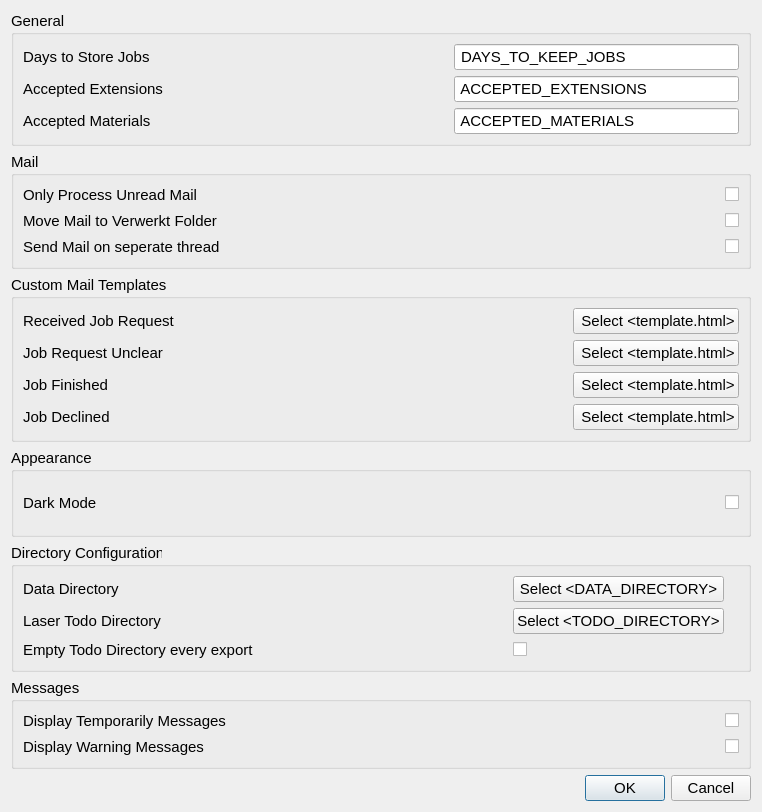
This is creator_administrator/printer/ui/settings_dialog.ui in GijsGroote/creator_administrator as Qt 5 draws it before an edit. The edited form follows.
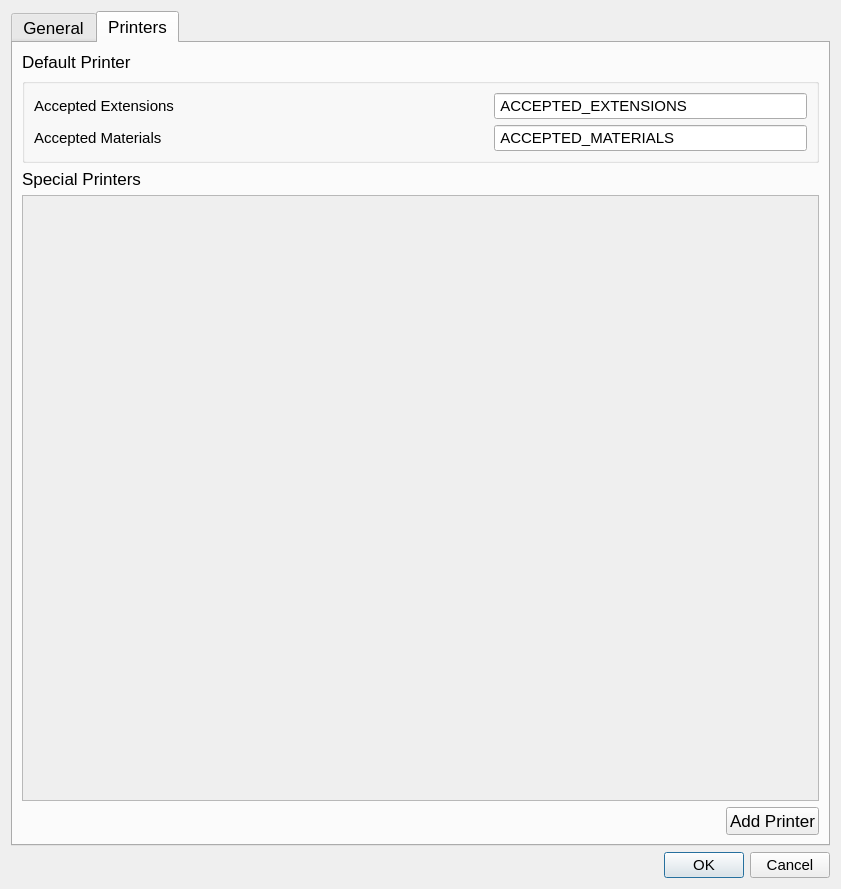
This is the edited form. The open tabs and pages were chosen to show the change. Custom widgets are drawn as their Qt base class.

```diff
--- a/creator_administrator/printer/ui/settings_dialog.ui
+++ b/creator_administrator/printer/ui/settings_dialog.ui
@@ -6,8 +6,8 @@
    <rect>
     <x>0</x>
     <y>0</y>
-    <width>762</width>
-    <height>812</height>
+    <width>841</width>
+    <height>889</height>
    </rect>
   </property>
   <property name="font">
@@ -20,170 +20,19 @@
   </property>
   <layout class="QVBoxLayout" name="verticalLayout_2">
    <item>
-    <widget class="QGroupBox" name="groupBox_3">
-     <property name="font">
-      <font>
-       <pointsize>11</pointsize>
-      </font>
-     </property>
-     <property name="title">
+    <layout class="QVBoxLayout" name="verticalLayout">
+     <item>
+      <widget class="QTabWidget" name="tabWidget">
+       <property name="currentIndex">
+        <number>0</number>
+       </property>
+       <widget class="QWidget" name="tab">
+        <attribute name="title">
       <string>General</string>
-     </property>
-     <layout class="QHBoxLayout" name="horizontalLayout_4">
+        </attribute>
+        <layout class="QHBoxLayout" name="horizontalLayout_7">
       <item>
-       <layout class="QGridLayout" name="gridLayout_5">
-        <item row="1" column="1">
-         <spacer name="horizontalSpacer_11">
-          <property name="font">
-           <font>
-            <pointsize>11</pointsize>
-           </font>
-          </property>
-          <property name="orientation">
-           <enum>Qt::Horizontal</enum>
-          </property>
-          <property name="sizeHint" stdset="0">
-           <size>
-            <width>40</width>
-            <height>20</height>
-           </size>
-          </property>
-         </spacer>
-        </item>
-        <item row="2" column="0">
-         <widget class="QLabel" name="label_14">
-          <property name="font">
-           <font>
-            <pointsize>11</pointsize>
-           </font>
-          </property>
-          <property name="toolTip">
-           <string>&lt;html&gt;&lt;head/&gt;&lt;body&gt;&lt;p&gt;List of commonly used Accepted Materials abbriviations. When the material abbriviation is in the Accepted Materials list it is automatically detected from the laser cut file name.&lt;/p&gt;&lt;p&gt;Fill in the list of Accepted Materials as &amp;quot;material abbriviation&amp;quot; seperated by comma's, example:&lt;/p&gt;&lt;p&gt;material1, material2, material3&lt;/p&gt;&lt;/body&gt;&lt;/html&gt;</string>
-          </property>
-          <property name="text">
-           <string>Accepted Materials</string>
-          </property>
-          <property name="buddy">
-           <cstring>acceptedMaterialsLineEdit</cstring>
-          </property>
-         </widget>
-        </item>
-        <item row="2" column="1">
-         <spacer name="horizontalSpacer_12">
-          <property name="font">
-           <font>
-            <pointsize>11</pointsize>
-           </font>
-          </property>
-          <property name="orientation">
-           <enum>Qt::Horizontal</enum>
-          </property>
-          <property name="sizeHint" stdset="0">
-           <size>
-            <width>40</width>
-            <height>20</height>
-           </size>
-          </property>
-         </spacer>
-        </item>
-        <item row="0" column="1">
-         <spacer name="horizontalSpacer_10">
-          <property name="font">
-           <font>
-            <pointsize>11</pointsize>
-           </font>
-          </property>
-          <property name="orientation">
-           <enum>Qt::Horizontal</enum>
-          </property>
-          <property name="sizeHint" stdset="0">
-           <size>
-            <width>40</width>
-            <height>20</height>
-           </size>
-          </property>
-         </spacer>
-        </item>
-        <item row="0" column="2">
-         <widget class="QLineEdit" name="daysToKeepJobsLineEdit">
-          <property name="font">
-           <font>
-            <pointsize>11</pointsize>
-           </font>
-          </property>
-          <property name="text">
-           <string> DAYS_TO_KEEP_JOBS </string>
-          </property>
-         </widget>
-        </item>
-        <item row="2" column="2">
-         <widget class="QLineEdit" name="acceptedMaterialsLineEdit">
-          <property name="font">
-           <font>
-            <pointsize>11</pointsize>
-           </font>
-          </property>
-          <property name="text">
-           <string> ACCEPTED_MATERIALS </string>
-          </property>
-         </widget>
-        </item>
-        <item row="0" column="0">
-         <widget class="QLabel" name="label_5">
-          <property name="font">
-           <font>
-            <pointsize>11</pointsize>
-           </font>
-          </property>
-          <property name="toolTip">
-           <string>&lt;html&gt;&lt;head/&gt;&lt;body&gt;&lt;p&gt;Number of days before a job and associated files are deleted.&lt;/p&gt;&lt;p&gt;Jobs will only be deleted from the Verwerkt or Afgekeurd folder. &lt;/p&gt;&lt;/body&gt;&lt;/html&gt;</string>
-          </property>
-          <property name="whatsThis">
-           <string/>
-          </property>
-          <property name="text">
-           <string>Days to Store Jobs</string>
-          </property>
-          <property name="buddy">
-           <cstring>daysToKeepJobsLineEdit</cstring>
-          </property>
-         </widget>
-        </item>
-        <item row="1" column="2">
-         <widget class="QLineEdit" name="acceptedExtentionsLineEdit">
-          <property name="font">
-           <font>
-            <pointsize>11</pointsize>
-           </font>
-          </property>
-          <property name="text">
-           <string> ACCEPTED_EXTENSIONS </string>
-          </property>
-         </widget>
-        </item>
-        <item row="1" column="0">
-         <widget class="QLabel" name="label_16">
-          <property name="font">
-           <font>
-            <pointsize>11</pointsize>
-           </font>
-          </property>
-          <property name="toolTip">
-           <string>&lt;html&gt;&lt;head/&gt;&lt;body&gt;&lt;p&gt;&lt;span style=&quot; font-size:14pt;&quot;&gt;Accepted file extensions for a laser job. A job must contain one file with an accepted extension. Fill in as .extension seperated by comma's, example:&lt;/span&gt;&lt;/p&gt;&lt;p&gt;&lt;span style=&quot; font-size:14pt;&quot;&gt;.extension1, .extension2, .extension3&lt;/span&gt;&lt;/p&gt;&lt;/body&gt;&lt;/html&gt;</string>
-          </property>
-          <property name="text">
-           <string>Accepted Extensions</string>
-          </property>
-          <property name="buddy">
-           <cstring>acceptedExtentionsLineEdit</cstring>
-          </property>
-         </widget>
-        </item>
-       </layout>
-      </item>
-     </layout>
-    </widget>
-   </item>
+          <layout class="QVBoxLayout" name="verticalLayout_4">
    <item>
     <widget class="QGroupBox" name="groupBox_4">
      <property name="font">
@@ -381,23 +230,37 @@
           </property>
          </widget>
         </item>
-        <item row="0" column="1">
-         <spacer name="horizontalSpacer_13">
+                <item row="2" column="0">
+                 <widget class="QLabel" name="label_15">
           <property name="font">
            <font>
             <pointsize>11</pointsize>
            </font>
           </property>
-          <property name="orientation">
-           <enum>Qt::Horizontal</enum>
-          </property>
-          <property name="sizeHint" stdset="0">
-           <size>
-            <width>433</width>
-            <height>26</height>
-           </size>
-          </property>
-         </spacer>
+                  <property name="toolTip">
+                   <string>Mail used when a print job is declined. 
+
+The mail pops up and can be modified before it is send.
+
+Inside this mail template:
+{sender_name} will be replaced with the senders name. </string>
+                  </property>
+                  <property name="text">
+                   <string>Job Declined</string>
+                  </property>
+                 </widget>
+                </item>
+                <item row="1" column="2">
+                 <widget class="SelectFileQPushButton" name="selectFinishedTemplateButton">
+                  <property name="font">
+                   <font>
+                    <pointsize>11</pointsize>
+                   </font>
+                  </property>
+                  <property name="text">
+                   <string> Select &lt;template.html&gt;</string>
+                  </property>
+                 </widget>
         </item>
         <item row="0" column="2">
          <widget class="SelectFileQPushButton" name="selectReceivedTemplateButton">
@@ -411,31 +274,26 @@
           </property>
          </widget>
         </item>
-        <item row="1" column="0">
-         <widget class="QLabel" name="label_18">
+                <item row="0" column="1">
+                 <spacer name="horizontalSpacer_13">
           <property name="font">
            <font>
             <pointsize>11</pointsize>
            </font>
           </property>
-          <property name="toolTip">
-           <string>Mail used when a job request is unclear, such as material, material thickness or amount is not specified.
-
-The mail pops up and can be modified before it is send.
-
-Inside this mail template:
-{sender_name} will be replaced with the senders name. </string>
-          </property>
-          <property name="text">
-           <string>Job Request Unclear</string>
-          </property>
-          <property name="buddy">
-           <cstring>selectUnclearTemplateButton</cstring>
-          </property>
-         </widget>
+                  <property name="orientation">
+                   <enum>Qt::Horizontal</enum>
+                  </property>
+                  <property name="sizeHint" stdset="0">
+                   <size>
+                    <width>433</width>
+                    <height>26</height>
+                   </size>
+                  </property>
+                 </spacer>
         </item>
         <item row="1" column="1">
-         <spacer name="horizontalSpacer_14">
+                 <spacer name="horizontalSpacer_15">
           <property name="font">
            <font>
             <pointsize>11</pointsize>
@@ -452,19 +310,7 @@
           </property>
          </spacer>
         </item>
-        <item row="1" column="2">
-         <widget class="SelectFileQPushButton" name="selectUnclearTemplateButton">
-          <property name="font">
-           <font>
-            <pointsize>11</pointsize>
-           </font>
-          </property>
-          <property name="text">
-           <string> Select &lt;template.html&gt;</string>
-          </property>
-         </widget>
-        </item>
-        <item row="2" column="0">
+                <item row="1" column="0">
          <widget class="QLabel" name="label_13">
           <property name="font">
            <font>
@@ -486,56 +332,6 @@
          </widget>
         </item>
         <item row="2" column="1">
-         <spacer name="horizontalSpacer_15">
-          <property name="font">
-           <font>
-            <pointsize>11</pointsize>
-           </font>
-          </property>
-          <property name="orientation">
-           <enum>Qt::Horizontal</enum>
-          </property>
-          <property name="sizeHint" stdset="0">
-           <size>
-            <width>433</width>
-            <height>26</height>
-           </size>
-          </property>
-         </spacer>
-        </item>
-        <item row="2" column="2">
-         <widget class="SelectFileQPushButton" name="selectFinishedTemplateButton">
-          <property name="font">
-           <font>
-            <pointsize>11</pointsize>
-           </font>
-          </property>
-          <property name="text">
-           <string> Select &lt;template.html&gt;</string>
-          </property>
-         </widget>
-        </item>
-        <item row="3" column="0">
-         <widget class="QLabel" name="label_15">
-          <property name="font">
-           <font>
-            <pointsize>11</pointsize>
-           </font>
-          </property>
-          <property name="toolTip">
-           <string>Mail used when a print job is declined. 
-
-The mail pops up and can be modified before it is send.
-
-Inside this mail template:
-{sender_name} will be replaced with the senders name. </string>
-          </property>
-          <property name="text">
-           <string>Job Declined</string>
-          </property>
-         </widget>
-        </item>
-        <item row="3" column="1">
          <spacer name="horizontalSpacer_16">
           <property name="font">
            <font>
@@ -553,7 +349,7 @@
           </property>
          </spacer>
         </item>
-        <item row="3" column="2">
+                <item row="2" column="2">
          <widget class="SelectFileQPushButton" name="selectDeclinedTemplateButton">
           <property name="font">
            <font>
@@ -646,19 +442,7 @@
      <layout class="QHBoxLayout" name="horizontalLayout">
       <item>
        <layout class="QGridLayout" name="gridLayout_2">
-        <item row="0" column="2">
-         <widget class="SelectFolderQPushButton" name="selectDataDirectoryButton">
-          <property name="font">
-           <font>
-            <pointsize>11</pointsize>
-           </font>
-          </property>
-          <property name="text">
-           <string>Select &lt;DATA_DIRECTORY&gt;</string>
-          </property>
-         </widget>
-        </item>
-        <item row="1" column="2">
+                <item row="2" column="2">
          <widget class="SelectFolderQPushButton" name="selectTodoDirectoryButton">
           <property name="font">
            <font>
@@ -670,6 +454,81 @@
           </property>
          </widget>
         </item>
+                <item row="0" column="2">
+                 <widget class="SelectFolderQPushButton" name="selectDataDirectoryButton">
+                  <property name="font">
+                   <font>
+                    <pointsize>11</pointsize>
+                   </font>
+                  </property>
+                  <property name="text">
+                   <string>Select &lt;DATA_DIRECTORY&gt;</string>
+                  </property>
+                 </widget>
+                </item>
+                <item row="3" column="1">
+                 <spacer name="horizontalSpacer_18">
+                  <property name="font">
+                   <font>
+                    <pointsize>11</pointsize>
+                   </font>
+                  </property>
+                  <property name="orientation">
+                   <enum>Qt::Horizontal</enum>
+                  </property>
+                  <property name="sizeHint" stdset="0">
+                   <size>
+                    <width>40</width>
+                    <height>20</height>
+                   </size>
+                  </property>
+                 </spacer>
+                </item>
+                <item row="3" column="2">
+                 <widget class="QCheckBox" name="emptyTodoDirCheckBox">
+                  <property name="font">
+                   <font>
+                    <pointsize>11</pointsize>
+                   </font>
+                  </property>
+                  <property name="text">
+                   <string/>
+                  </property>
+                 </widget>
+                </item>
+                <item row="2" column="1">
+                 <spacer name="horizontalSpacer_3">
+                  <property name="font">
+                   <font>
+                    <pointsize>11</pointsize>
+                   </font>
+                  </property>
+                  <property name="orientation">
+                   <enum>Qt::Horizontal</enum>
+                  </property>
+                  <property name="sizeHint" stdset="0">
+                   <size>
+                    <width>40</width>
+                    <height>20</height>
+                   </size>
+                  </property>
+                 </spacer>
+                </item>
+                <item row="3" column="0">
+                 <widget class="QLabel" name="label_19">
+                  <property name="font">
+                   <font>
+                    <pointsize>11</pointsize>
+                   </font>
+                  </property>
+                  <property name="toolTip">
+                   <string>&lt;html&gt;&lt;head/&gt;&lt;body&gt;&lt;p&gt;If selected remove all files from the Todo directory before exporting new files into it.&lt;/p&gt;&lt;p&gt;if unselected, add files to existing files in Todo directory.&lt;/p&gt;&lt;p&gt;Recommended to select in order to prevent accumulation of files in the Todo directory.&lt;/p&gt;&lt;/body&gt;&lt;/html&gt;</string>
+                  </property>
+                  <property name="text">
+                   <string>Empty Todo Directory every export</string>
+                  </property>
+                 </widget>
+                </item>
         <item row="0" column="0">
          <widget class="QLabel" name="label">
           <property name="font">
@@ -688,25 +547,7 @@
           </property>
          </widget>
         </item>
-        <item row="0" column="1">
-         <spacer name="horizontalSpacer_4">
-          <property name="font">
-           <font>
-            <pointsize>11</pointsize>
-           </font>
-          </property>
-          <property name="orientation">
-           <enum>Qt::Horizontal</enum>
-          </property>
-          <property name="sizeHint" stdset="0">
-           <size>
-            <width>40</width>
-            <height>20</height>
-           </size>
-          </property>
-         </spacer>
-        </item>
-        <item row="1" column="0">
+                <item row="2" column="0">
          <widget class="QLabel" name="label_3">
           <property name="font">
            <font>
@@ -724,8 +565,8 @@
           </property>
          </widget>
         </item>
-        <item row="1" column="1">
-         <spacer name="horizontalSpacer_3">
+                <item row="0" column="1">
+                 <spacer name="horizontalSpacer_4">
           <property name="font">
            <font>
             <pointsize>11</pointsize>
@@ -742,26 +583,8 @@
           </property>
          </spacer>
         </item>
-        <item row="2" column="1">
-         <spacer name="horizontalSpacer_18">
-          <property name="font">
-           <font>
-            <pointsize>11</pointsize>
-           </font>
-          </property>
-          <property name="orientation">
-           <enum>Qt::Horizontal</enum>
-          </property>
-          <property name="sizeHint" stdset="0">
-           <size>
-            <width>40</width>
-            <height>20</height>
-           </size>
-          </property>
-         </spacer>
-        </item>
-        <item row="2" column="0">
-         <widget class="QLabel" name="label_19">
+                <item row="1" column="0">
+                 <widget class="QLabel" name="label_5">
           <property name="font">
            <font>
             <pointsize>11</pointsize>
@@ -778,8 +601,26 @@
           </property>
          </widget>
         </item>
-        <item row="2" column="2">
-         <widget class="QCheckBox" name="emptyTodoDirCheckBox">
+                <item row="1" column="1">
+                 <spacer name="horizontalSpacer_10">
+                  <property name="font">
+                   <font>
+                    <pointsize>11</pointsize>
+                   </font>
+                  </property>
+                  <property name="orientation">
+                   <enum>Qt::Horizontal</enum>
+                  </property>
+                  <property name="sizeHint" stdset="0">
+                   <size>
+                    <width>40</width>
+                    <height>20</height>
+                   </size>
+                  </property>
+                 </spacer>
+                </item>
+                <item row="1" column="2">
+                 <widget class="QLineEdit" name="daysToKeepJobsLineEdit">
           <property name="font">
            <font>
             <pointsize>11</pointsize>
@@ -921,6 +762,205 @@
      </layout>
     </widget>
    </item>
+          </layout>
+         </item>
+        </layout>
+       </widget>
+       <widget class="QWidget" name="tab_2">
+        <attribute name="title">
+         <string>Printers</string>
+        </attribute>
+        <layout class="QHBoxLayout" name="horizontalLayout_11">
+         <item>
+          <layout class="QVBoxLayout" name="verticalLayout_7">
+           <item>
+            <layout class="QVBoxLayout" name="verticalLayout_5">
+             <item>
+              <widget class="QLabel" name="label_2">
+               <property name="text">
+                <string>Default Printer</string>
+               </property>
+              </widget>
+             </item>
+             <item>
+              <widget class="QGroupBox" name="groupBox_3">
+               <property name="font">
+                <font>
+                 <pointsize>11</pointsize>
+                </font>
+               </property>
+               <property name="title">
+                <string/>
+               </property>
+               <layout class="QHBoxLayout" name="horizontalLayout_4">
+                <item>
+                 <layout class="QGridLayout" name="gridLayout_5">
+                  <item row="1" column="2">
+                   <widget class="QLineEdit" name="acceptedMaterialsLineEdit">
+                    <property name="font">
+                     <font>
+                      <pointsize>11</pointsize>
+                     </font>
+                    </property>
+                    <property name="text">
+                     <string> ACCEPTED_MATERIALS </string>
+                    </property>
+                   </widget>
+                  </item>
+                  <item row="1" column="0">
+                   <widget class="QLabel" name="label_14">
+                    <property name="font">
+                     <font>
+                      <pointsize>11</pointsize>
+                     </font>
+                    </property>
+                    <property name="toolTip">
+                     <string>&lt;html&gt;&lt;head/&gt;&lt;body&gt;&lt;p&gt;List of commonly used Accepted Materials abbriviations. When the material abbriviation is in the Accepted Materials list it is automatically detected from the laser cut file name.&lt;/p&gt;&lt;p&gt;Fill in the list of Accepted Materials as &amp;quot;material abbriviation&amp;quot; seperated by comma's, example:&lt;/p&gt;&lt;p&gt;material1, material2, material3&lt;/p&gt;&lt;/body&gt;&lt;/html&gt;</string>
+                    </property>
+                    <property name="text">
+                     <string>Accepted Materials</string>
+                    </property>
+                    <property name="buddy">
+                     <cstring>acceptedMaterialsLineEdit</cstring>
+                    </property>
+                   </widget>
+                  </item>
+                  <item row="0" column="2">
+                   <widget class="QLineEdit" name="acceptedExtentionsLineEdit">
+                    <property name="font">
+                     <font>
+                      <pointsize>11</pointsize>
+                     </font>
+                    </property>
+                    <property name="text">
+                     <string> ACCEPTED_EXTENSIONS </string>
+                    </property>
+                   </widget>
+                  </item>
+                  <item row="0" column="1">
+                   <spacer name="horizontalSpacer_11">
+                    <property name="font">
+                     <font>
+                      <pointsize>11</pointsize>
+                     </font>
+                    </property>
+                    <property name="orientation">
+                     <enum>Qt::Horizontal</enum>
+                    </property>
+                    <property name="sizeHint" stdset="0">
+                     <size>
+                      <width>40</width>
+                      <height>20</height>
+                     </size>
+                    </property>
+                   </spacer>
+                  </item>
+                  <item row="1" column="1">
+                   <spacer name="horizontalSpacer_12">
+                    <property name="font">
+                     <font>
+                      <pointsize>11</pointsize>
+                     </font>
+                    </property>
+                    <property name="orientation">
+                     <enum>Qt::Horizontal</enum>
+                    </property>
+                    <property name="sizeHint" stdset="0">
+                     <size>
+                      <width>40</width>
+                      <height>20</height>
+                     </size>
+                    </property>
+                   </spacer>
+                  </item>
+                  <item row="0" column="0">
+                   <widget class="QLabel" name="label_16">
+                    <property name="font">
+                     <font>
+                      <pointsize>11</pointsize>
+                     </font>
+                    </property>
+                    <property name="toolTip">
+                     <string>&lt;html&gt;&lt;head/&gt;&lt;body&gt;&lt;p&gt;&lt;span style=&quot; font-size:14pt;&quot;&gt;Accepted file extensions for a laser job. A job must contain one file with an accepted extension. Fill in as .extension seperated by comma's, example:&lt;/span&gt;&lt;/p&gt;&lt;p&gt;&lt;span style=&quot; font-size:14pt;&quot;&gt;.extension1, .extension2, .extension3&lt;/span&gt;&lt;/p&gt;&lt;/body&gt;&lt;/html&gt;</string>
+                    </property>
+                    <property name="text">
+                     <string>Accepted Extensions</string>
+                    </property>
+                    <property name="buddy">
+                     <cstring>acceptedExtentionsLineEdit</cstring>
+                    </property>
+                   </widget>
+                  </item>
+                 </layout>
+                </item>
+               </layout>
+              </widget>
+             </item>
+            </layout>
+           </item>
+           <item>
+            <layout class="QVBoxLayout" name="verticalLayout_6">
+             <item>
+              <widget class="QLabel" name="label_11">
+               <property name="text">
+                <string>Special Printers</string>
+               </property>
+              </widget>
+             </item>
+             <item>
+              <widget class="QScrollArea" name="scrollArea">
+               <property name="widgetResizable">
+                <bool>true</bool>
+               </property>
+               <widget class="QWidget" name="scrollAreaWidgetContents">
+                <property name="geometry">
+                 <rect>
+                  <x>0</x>
+                  <y>0</y>
+                  <width>793</width>
+                  <height>589</height>
+                 </rect>
+                </property>
+                <layout class="QHBoxLayout" name="horizontalLayout_9">
+                 <item>
+                  <layout class="QHBoxLayout" name="horizontalLayout_8"/>
+                 </item>
+                </layout>
+               </widget>
+              </widget>
+             </item>
+            </layout>
+           </item>
+           <item>
+            <layout class="QHBoxLayout" name="horizontalLayout_10">
+             <item>
+              <spacer name="horizontalSpacer">
+               <property name="orientation">
+                <enum>Qt::Horizontal</enum>
+               </property>
+               <property name="sizeHint" stdset="0">
+                <size>
+                 <width>215</width>
+                 <height>17</height>
+                </size>
+               </property>
+              </spacer>
+             </item>
+             <item>
+              <widget class="QPushButton" name="addPrinterPushButton">
+               <property name="text">
+                <string>Add Printer</string>
+               </property>
+              </widget>
+             </item>
+            </layout>
+           </item>
+          </layout>
+         </item>
+        </layout>
+       </widget>
+      </widget>
+     </item>
    <item>
     <widget class="QDialogButtonBox" name="buttonBox">
      <property name="font">
@@ -937,6 +977,8 @@
     </widget>
    </item>
   </layout>
+   </item>
+  </layout>
  </widget>
  <customwidgets>
   <customwidget>
```
Left out of the diff: 14 changed lines with no effect on the pictures. Lines whose indentation alone changed are shown as unchanged.
